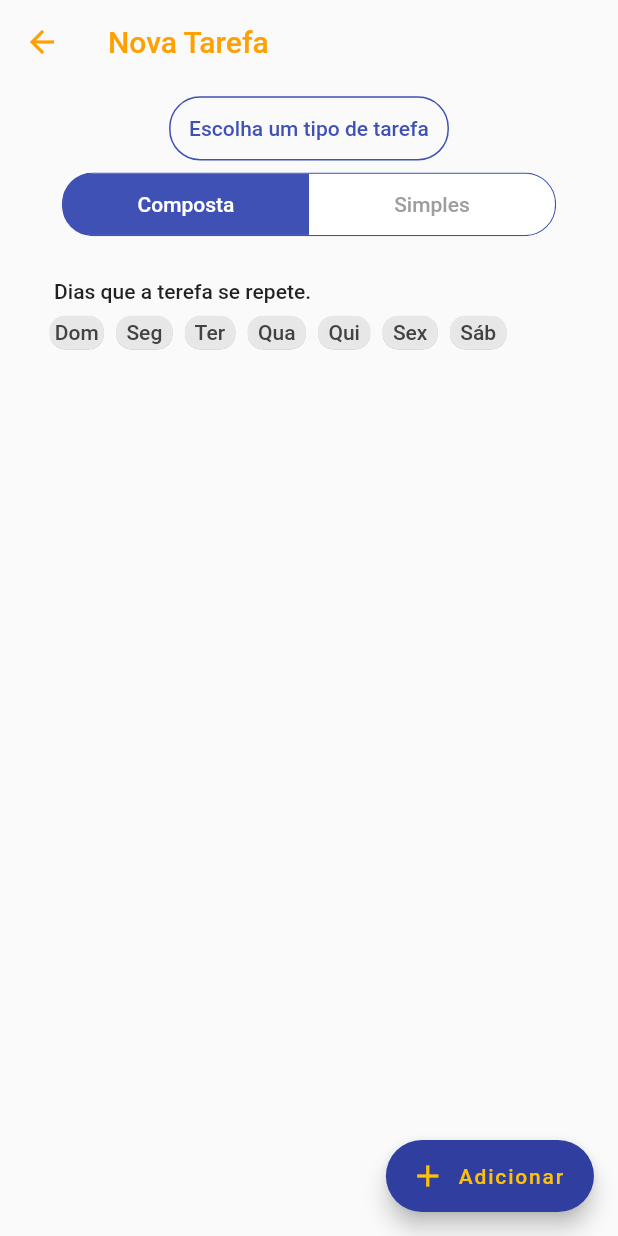
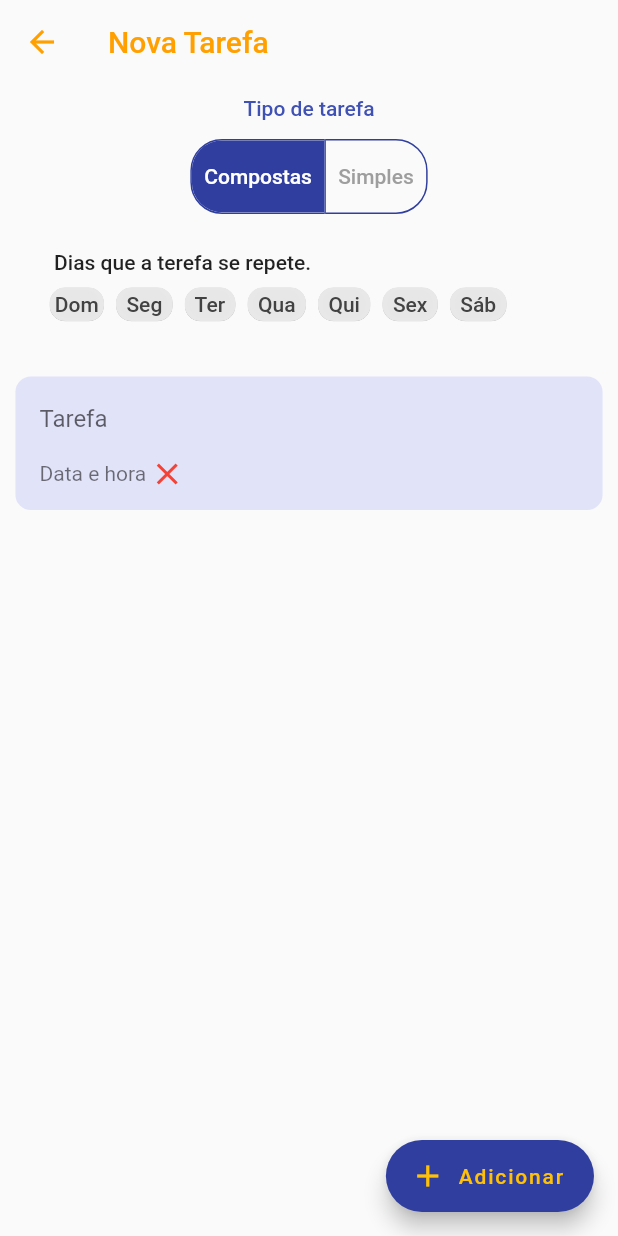
Before and after one commit to tigosante/Personal-flow, a Flutter app: the Home screen opened directly, after a tap on "Nova Tarefa", on a phone screen of 412 x 824 dp. Run offline on Flutter 3.47's test engine with Material 2 defaults, Android fonts, the phone set to English and light mode, and no system bars; our stand-ins replace expandable.

Commit message:
Prototipação da tela de desempenho, remodelagem do Widget BotoesSeletores.

```diff
--- a/lib/controller/composta.dart
+++ b/lib/controller/composta.dart
@@ -9,11 +9,11 @@ Widget geradorCorpo(int quantidade, Widget componente) {
       children          : geradorLista(quantidade, componente));
 }
 
-Widget barraProgresso() {
+Widget barraProgresso(Color cor) {
   return BarraProgresso(
     maxValue     : 10,
     currentValue : 5,
-    progressColor: Colors.indigo[300],
+    progressColor: cor,
   );
 }
 
--- a/lib/controller/geral.dart
+++ b/lib/controller/geral.dart
@@ -1,5 +1,6 @@
 import 'package:flutter/cupertino.dart';
 import 'package:flutter/material.dart';
+import 'package:personal_flow/view/componentes/botoes.dart';
 import 'package:personal_flow/view/home/componentes/composta/editarAdiconarTexto.dart';
 import 'package:personal_flow/view/home/componentes/dias.dart';
 
@@ -8,8 +9,12 @@ List<Widget> geradorTarefas(int quantidade, List<Widget> tela) {
       quantidade, (item) => item % 2 == 0 ? tela[0] : tela[1]);
 }
 
-List<Widget> geradorLista(quantidade, componente) {
+List<Widget> geradorLista(int quantidade, Widget componente) {
   return List<Widget>.generate(quantidade, (_) => componente);
+}
+
+List<Widget> gerarBotoesSeletores(int quantidade, String tipo, List<String> textos) {
+  return List<Widget>.generate(quantidade, (int item)=> BotoesSeletores(texto: textos[item],));
 }
 
 List<Widget> geradorListaDias(cor) {
@@ -76,8 +81,8 @@ Widget tituloPaginas(String _tipo, double _tamanhoTela) {
       );
       break;
 
-    case "grafico":
-      _titulo   = "Gráfico";
+    case "desempenho":
+      _titulo   = "Desempenho";
       _cor      = Colors.amber[800];
       _trailing = IconButton(
         icon     : Icon(Icons.more_horiz, color: Colors.amber[800]),
--- /dev/null
+++ b/lib/view/componentes/botoes.dart
@@ -0,0 +1,26 @@
+import 'package:flutter/material.dart';
+
+double _tamanhoTela = 0;
+
+class BotoesSeletores extends StatefulWidget {
+  BotoesSeletores({Key key, this.texto}) : super(key: key);
+
+  String texto;
+  @override
+  _BotoesState createState() => _BotoesState();
+}
+
+class _BotoesState extends State<BotoesSeletores> {
+  @override
+  Widget build(BuildContext context) {
+    setState(() => _tamanhoTela = MediaQuery.of(context).size.width);
+
+    return Padding(
+      padding: EdgeInsets.all(_tamanhoTela * 0.02),
+      child  : Text(
+        widget.texto,
+        style: TextStyle(fontWeight: FontWeight.w500),
+      ),
+    );
+  }
+}
--- a/lib/view/home/componentes/composta/subtarefa.dart
+++ b/lib/view/home/componentes/composta/subtarefa.dart
@@ -5,7 +5,7 @@ import 'package:personal_flow/view/home/componentes/composta/iconeSubtarefa.dart
 import 'package:personal_flow/view/home/componentes/composta/tituloSubtarefa.dart';
 
 double _tamanhoTela = 0;
-String _tipo         = "editar";
+String _tipo        = "editar";
 
 class Subtarefa extends StatefulWidget {
   Subtarefa({Key key}): super(key: key);
@@ -23,7 +23,7 @@ class _SubtarefaCompostaState extends State<Subtarefa> {
       title   : TituloSubtarefa(),
       subtitle: DataHora(),
       trailing: IconeSubtarefa(),
-      onTap: () => modal(context, _tamanhoTela, _tipo, "tarefa"),
+      onTap   : () => modal(context, _tamanhoTela, _tipo, "tarefa"),
     );
   }
 }
--- a/lib/view/home/tarefas/composta.dart
+++ b/lib/view/home/tarefas/composta.dart
@@ -42,7 +42,7 @@ class _CompostaState extends State<Composta> {
                 onTap: () => modal(context, _tamanhoTela, _tipo, tarefa),
               ),
               collapsed: Container(
-                child: barraProgresso(),
+                child: barraProgresso(Colors.indigo[300]),
               ),
               expanded: Container(
                 padding: EdgeInsets.only(
@@ -67,7 +67,7 @@ class _CompostaState extends State<Composta> {
                           child: geradorCorpo(3, Subtarefa())),
                     ),
                     OpcoesComposta(),
-                    barraProgresso(),
+                    barraProgresso(Colors.indigo[300]),
                   ],
                 ),
               ),
--- a/lib/view/novaTarefa/componentes/corpo.dart
+++ b/lib/view/novaTarefa/componentes/corpo.dart
@@ -22,6 +22,8 @@ class _CorpoState extends State<Corpo> {
 
     return SingleChildScrollView(
       child: Column(
+        mainAxisSize: MainAxisSize.max,
+        crossAxisAlignment: CrossAxisAlignment.center,
         children: <Widget>[
           EscolhaTarefa(),
           TipoTarefa(),
@@ -29,7 +31,7 @@ class _CorpoState extends State<Corpo> {
             padding: EdgeInsets.only(top: _tamanhoTela * 0.05, bottom: _tamanhoTela * 0.03),
             child  : Agendar(cor: Colors.indigo),
           ),
-
+          true ? CampoSimples() : CamposComposta()
         ],
       ),
     );
--- a/lib/view/novaTarefa/componentes/escolhaTarefa.dart
+++ b/lib/view/novaTarefa/componentes/escolhaTarefa.dart
@@ -17,19 +17,17 @@ class _EscolhaTarefaState extends State<EscolhaTarefa> {
     return Center(
       child: Padding(
         padding: EdgeInsets.only(
-          top: _tamanhoTela * 0.02,
           bottom: _tamanhoTela * 0.01,
         ),
         child: Container(
-          padding: EdgeInsets.all(_tamanhoTela * 0.03),
-          decoration: BoxDecoration(
-            border: Border.all(
-              color: Colors.indigo
-            ),
-            borderRadius: BorderRadius.circular(_tamanhoTela * 0.05),
+          padding: EdgeInsets.only(
+            top: _tamanhoTela * 0.02,
+            left: _tamanhoTela * 0.04,
+            right: _tamanhoTela * 0.04,
+            bottom: _tamanhoTela * 0.02,
           ),
           child: Text(
-            "Escolha um tipo de tarefa",
+            "Tipo de tarefa",
             style: TextStyle(
                 fontWeight: FontWeight.w500, color: Colors.indigo),
           ),
--- a/lib/view/novaTarefa/componentes/tipoTarefa.dart
+++ b/lib/view/novaTarefa/componentes/tipoTarefa.dart
@@ -1,13 +1,14 @@
 import 'package:flutter/material.dart';
+import 'package:personal_flow/controller/geral.dart';
 
-int _paginaIndex = 0;
-bool   _selecionada = true;
-double _tamanhoTela = 0;
+int          _paginaIndex = 0;
+double       _tamanhoTela = 0;
+String tipo = "novaTarefa";
+List<bool>   _selecionada = [true, false];
+List<String> _textos      = ["Compostas", "Simples"];
 
 class TipoTarefa extends StatefulWidget {
-  TipoTarefa({Key key, this.tipo}): super(key: key);
-
-  int tipo;
+  TipoTarefa({Key key}): super(key: key);
 
   @override
   _TipoTarefaState createState() => _TipoTarefaState();
@@ -16,81 +17,31 @@ class TipoTarefa extends StatefulWidget {
 class _TipoTarefaState extends State<TipoTarefa> {
   @override
   Widget build(BuildContext context) {
-    setState((){
-      _tamanhoTela = MediaQuery.of(context).size.width;
-      _paginaIndex = widget.tipo;
-    });
+    setState(() => _tamanhoTela = MediaQuery.of(context).size.width);
 
     return Center(
-      child: Card(
-        elevation   : 0,
-        clipBehavior: Clip.antiAliasWithSaveLayer,
-        shape       : RoundedRectangleBorder(
-          borderRadius: BorderRadius.circular(_tamanhoTela * 0.05),
-        ),
-        child: Container(
-          width     : _tamanhoTela * 0.8,
-          decoration: BoxDecoration(
-            borderRadius: BorderRadius.circular(_tamanhoTela * 0.05),
-            border      : Border.all(color: Colors.indigo, width: _tamanhoTela * 0.002),
-          ),
-          child: Row(
-            mainAxisSize     : MainAxisSize.max,
-            mainAxisAlignment: MainAxisAlignment.spaceBetween,
-            children         : <Widget>[
-              InkWell(
-                splashColor   : Colors.indigo[50],
-                highlightColor: Colors.indigo[50],
-                child         : Container(
-                  padding: EdgeInsets.only(
-                    top   : _tamanhoTela * 0.03,
-                    left  : _tamanhoTela * 0.05,
-                    right : _tamanhoTela * 0.05,
-                    bottom: _tamanhoTela * 0.03,
-                  ),
-                  color: _selecionada ? Colors.indigo: Colors.transparent,
-                  width: _tamanhoTela * 0.398,
-                  child: Center(
-                    child: Text(
-                      "Composta",
-                      style: TextStyle(
-                        fontWeight: FontWeight.w500,
-                        color     : _selecionada ? Colors.white: Colors.grey,
-                      ),
-                    ),
-                  ),
-                ),
-                onTap: () => setState(() => _selecionada = !(_paginaIndex == 0)),
-              ),
-              InkWell(
-                splashColor   : Colors.indigo[50],
-                highlightColor: Colors.indigo[50],
-                child         : Container(
-                  padding: EdgeInsets.only(
-                    top   : _tamanhoTela * 0.03,
-                    left  : _tamanhoTela * 0.05,
-                    right : _tamanhoTela * 0.05,
-                    bottom: _tamanhoTela * 0.03,
-                  ),
-                  color: _selecionada ? Colors.transparent: Colors.indigo,
-                  width: _tamanhoTela * 0.398,
-                  child: Center(
-                    child: Text(
-                      "Simples",
-                      style: TextStyle(
-                        fontWeight: FontWeight.w500,
-                        color     : _selecionada ? Colors.grey: Colors.white,
-                      ),
-                    ),
-                  ),
-                ),
-                onTap: () => setState((){
-                  _selecionada = _paginaIndex == 1;
-                }),
-              ),
-            ],
-          ),
-        ),
+      child: ToggleButtons(
+        isSelected         : _selecionada,
+        color              : Colors.grey,
+        fillColor          : Colors.indigo[700],
+        hoverColor         : Colors.indigo[100],
+        focusColor         : Colors.indigo[100],
+        splashColor        : Colors.indigo[200],
+        borderColor        : Colors.indigo[700],
+        selectedColor      : Colors.white,
+        disabledColor      : Colors.transparent,
+        highlightColor     : Colors.indigo[50],
+        disabledBorderColor: Colors.grey,
+        selectedBorderColor: Colors.indigo[700],
+        borderRadius       : BorderRadius.circular(_tamanhoTela * 0.05),
+        children           : gerarBotoesSeletores(2, tipo, _textos),
+
+        onPressed: (int item) => setState(() {
+          for (int i = 0; i < _selecionada.length; i++) {
+            _selecionada[i] = false;
+          }
+          _selecionada[item] = true;
+        }),
       ),
     );
   }
--- a/lib/view/telas.dart
+++ b/lib/view/telas.dart
@@ -1,11 +1,11 @@
 import 'package:flutter/material.dart';
 import 'package:personal_flow/view/DrawerPainel.dart';
 import 'package:personal_flow/view/componentes/barraNavegacao.dart';
-import 'package:personal_flow/view/grafico/grafico.dart';
+import 'package:personal_flow/view/desempenho/desempenho.dart';
 import 'package:personal_flow/view/home/home.dart';
 
 int          _paginaIndex = 0;
-List<Widget> _pagina      = [Home(), Grafico()];
+List<Widget> _pagina      = [Home(), Desempenho()];
 
 double _tamanhoTela = 0;
 
```
Also changed, not shown: lib/view/desempenho/componentes/geral/cabeca.dart (added, +30 -0 lines), lib/view/desempenho/componentes/geral/concluidas.dart (added, +49 -0 lines), lib/view/desempenho/componentes/geral/detalhes.dart (added, +32 -0 lines), lib/view/desempenho/componentes/geral/naoConcluidas.dart (added, +49 -0 lines), lib/view/desempenho/componentes/mensal.dart (added, +39 -0 lines), lib/view/desempenho/componentes/seletorDesempenho.dart (added, +52 -0 lines), lib/view/desempenho/componentes/semanal.dart (added, +40 -0 lines), lib/view/desempenho/desempenho.dart (added, +36 -0 lines), lib/view/grafico/grafico.dart (deleted, +0 -30 lines), lib/controller/grafico.dart (added).
